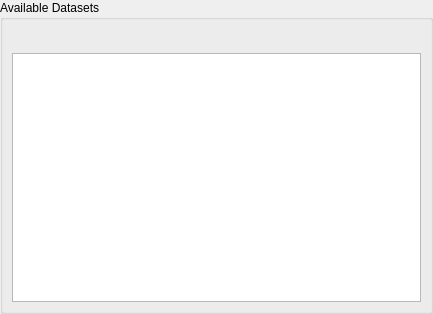
Before: the Qt Designer form src/ui/mesh/qgsmeshdatasetgrouptreewidgetbase.ui in carsmie/QGIS, drawn with Qt 5.
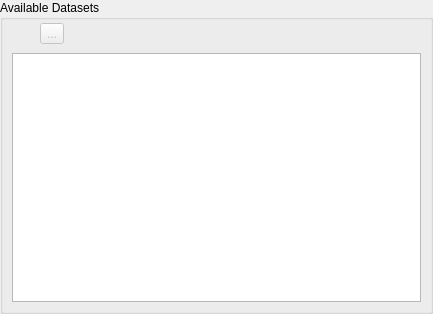
After: the same form once the commit is applied. Icons and pictures are not drawn. Custom widgets are drawn as their Qt base class.

```diff
--- a/src/ui/mesh/qgsmeshdatasetgrouptreewidgetbase.ui
+++ b/src/ui/mesh/qgsmeshdatasetgrouptreewidgetbase.ui
@@ -66,6 +66,20 @@
           </property>
          </widget>
         </item>
+        <item>
+         <widget class="QToolButton" name="mRemoveDatasetButton">
+          <property name="enabled">
+           <bool>false</bool>
+          </property>
+          <property name="text">
+           <string>...</string>
+          </property>
+          <property name="icon">
+           <iconset resource="../../../images/images.qrc">
+            <normaloff>:/images/themes/default/symbologyRemove.svg</normaloff>:/images/themes/default/symbologyRemove.svg</iconset>
+          </property>
+         </widget>
+        </item>
         <item>
          <widget class="QToolButton" name="mCollapseButton">
           <property name="toolTip">
```
Left out of the diff: 2 changed lines with no effect on the pictures.
